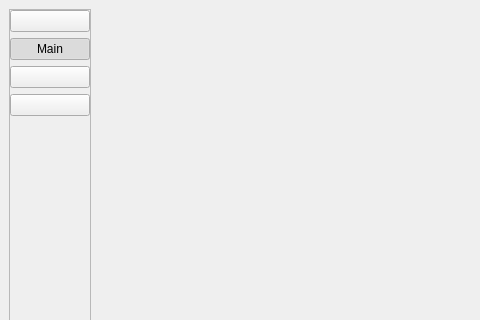
brandonzorn/Modpacks-Manager, file data/ui/main_window.ui: the form before one commit; both pictures show x 0 to 480 and y 0 to 320 of the 600 by 499 pixel window.
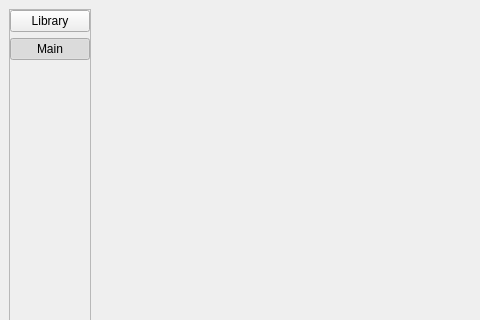
The form after the commit.

```diff
--- a/data/ui/main_window.ui
+++ b/data/ui/main_window.ui
@@ -72,7 +72,7 @@
              <locale language="English" country="UnitedStates"/>
             </property>
             <property name="text">
-             <string/>
+             <string>Library</string>
             </property>
             <property name="checkable">
              <bool>true</bool>
@@ -116,65 +116,6 @@
             </property>
            </widget>
           </item>
-          <item>
-           <widget class="QPushButton" name="btn_x">
-            <property name="sizePolicy">
-             <sizepolicy hsizetype="Minimum" vsizetype="Minimum">
-              <horstretch>0</horstretch>
-              <verstretch>0</verstretch>
-             </sizepolicy>
-            </property>
-            <property name="cursor">
-             <cursorShape>PointingHandCursor</cursorShape>
-            </property>
-            <property name="styleSheet">
-             <string notr="true"/>
-            </property>
-            <property name="text">
-             <string/>
-            </property>
-            <property name="checkable">
-             <bool>true</bool>
-            </property>
-            <property name="autoRepeat">
-             <bool>false</bool>
-            </property>
-            <property name="autoExclusive">
-             <bool>true</bool>
-            </property>
-           </widget>
-          </item>
-          <item>
-           <widget class="QPushButton" name="btn_history">
-            <property name="sizePolicy">
-             <sizepolicy hsizetype="Minimum" vsizetype="Minimum">
-              <horstretch>0</horstretch>
-              <verstretch>0</verstretch>
-             </sizepolicy>
-            </property>
-            <property name="cursor">
-             <cursorShape>PointingHandCursor</cursorShape>
-            </property>
-            <property name="styleSheet">
-             <string notr="true"/>
-            </property>
-            <property name="text">
-             <string/>
-            </property>
-            <property name="checkable">
-             <bool>true</bool>
-            </property>
-            <property name="autoRepeat">
-             <bool>false</bool>
-            </property>
-            <property name="autoExclusive">
-             <bool>true</bool>
-            </property>
-            <property name="autoDefault">
-             <bool>false</bool>
-            </property>
-           </widget>
-          </item>
           <item>
            <spacer name="verticalSpacer">
             <property name="orientation">
```
